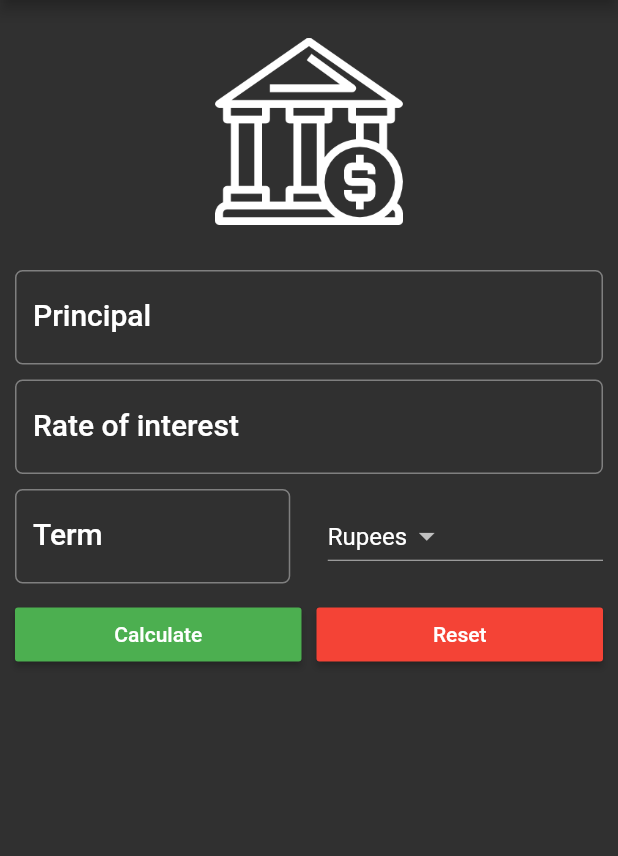
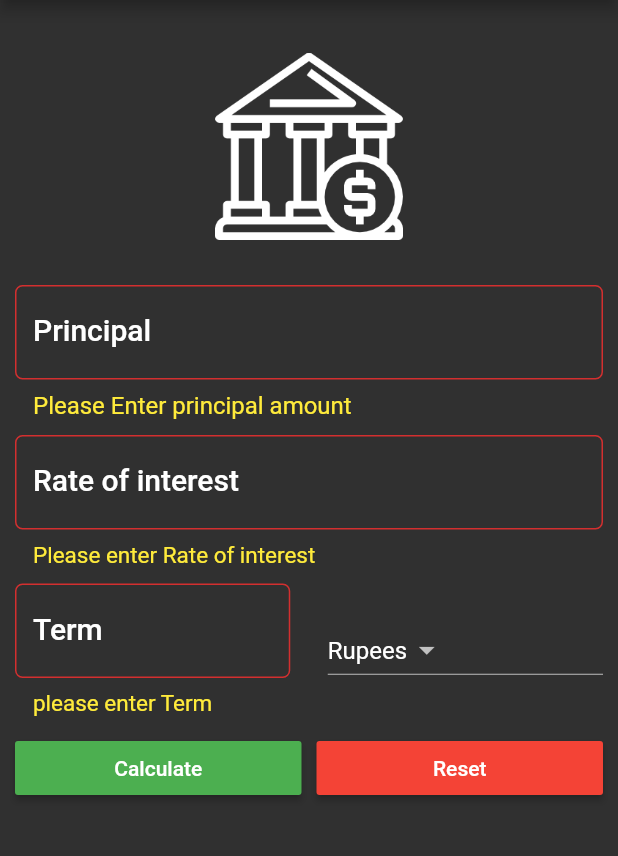
Before and after one commit to tonujewel/Calculator-UI-design---flutter, a Flutter app: the screen it shows after launch, after a tap on "Calculate", on a phone screen of 412 x 824 dp, the part 84-940 px from its top. Run offline on Flutter 3.47's test engine with Material 2 defaults, Android fonts, the phone set to English and light mode, and no system bars.

```diff
--- a/lib/main.dart
+++ b/lib/main.dart
@@ -21,6 +21,7 @@ class SIForm extends StatefulWidget {
 }
 
 class _SIFormState extends State<SIForm> {
+  var _formKey = GlobalKey<FormState>();
   var _currencies = ['Rupees', 'Dollars', 'Pounds'];
   final _minimumPadding = 5.0;
   var _currentItemSelected = 'Rupees';
@@ -38,22 +39,31 @@ class _SIFormState extends State<SIForm> {
       appBar: AppBar(
         title: Text("Simple interest calculator !"),
       ),
-      body: Container(
-        padding: EdgeInsets.only(right: 10.0, left: 10.0),
-        child: Column(
+      body: Form(
+        key: _formKey,
+        child: Padding(
+          padding: EdgeInsets.all(_minimumPadding * 2),
+          child: ListView(
             children: <Widget>[
               getImageAsset(),
               Padding(
                 padding: EdgeInsets.only(
                     top: _minimumPadding, bottom: _minimumPadding),
-              child: TextField(
+                child: TextFormField(
                   keyboardType: TextInputType.number,
                   style: textStyle,
                   controller: principalController,
+                  // ignore: missing_return
+                  validator: (String value) {
+                    if (value.isEmpty) {
+                      return 'Please Enter principal amount';
+                    }
+                  },
                   decoration: InputDecoration(
                       labelText: 'Principal',
                       hintText: "Enter Principal e.g 12000",
                       labelStyle: textStyle,
+                      errorStyle: TextStyle(color: Colors.yellow, fontSize: 16),
                       border: OutlineInputBorder(
                           borderRadius: BorderRadius.circular(5.0))),
                 ),
@@ -61,14 +71,21 @@ class _SIFormState extends State<SIForm> {
               Padding(
                 padding: EdgeInsets.only(
                     top: _minimumPadding, bottom: _minimumPadding),
-              child: TextField(
+                child: TextFormField(
                   keyboardType: TextInputType.number,
                   style: textStyle,
                   controller: roiController,
+                  // ignore: missing_return
+                  validator: (String value) {
+                    if (value.isEmpty) {
+                      return 'Please enter Rate of interest';
+                    }
+                  },
                   decoration: InputDecoration(
                       labelText: 'Rate of interest',
                       hintText: 'In parcent',
                       labelStyle: textStyle,
+                      errorStyle: TextStyle(color: Colors.yellow, fontSize: 15),
                       border: OutlineInputBorder(
                           borderRadius: BorderRadius.circular(5.0))),
                 ),
@@ -79,14 +96,22 @@ class _SIFormState extends State<SIForm> {
                   child: Row(
                     children: <Widget>[
                       Expanded(
-                        child: TextField(
+                          child: TextFormField(
                         keyboardType: TextInputType.number,
                         style: textStyle,
                         controller: termController,
+                        // ignore: missing_return
+                        validator: (String value) {
+                          if (value.isEmpty) {
+                            return 'please enter Term';
+                          }
+                        },
                         decoration: InputDecoration(
                             labelText: 'Term',
                             hintText: 'Time in years',
                             labelStyle: textStyle,
+                            errorStyle:
+                                TextStyle(color: Colors.yellow, fontSize: 15),
                             border: OutlineInputBorder(
                                 borderRadius: BorderRadius.circular(5.0))),
                       )),
@@ -120,9 +145,10 @@ class _SIFormState extends State<SIForm> {
                           child: Text('Calculate'),
                           onPressed: () {
                             setState(() {
+                              if (_formKey.currentState.validate()) {
                                 displayResult = _calculateTotalReturns();
-                          });
-                          // do calculate
+                              }
+                            }); // do calculate
                           },
                         ),
                       ),
@@ -146,10 +172,13 @@ class _SIFormState extends State<SIForm> {
               Padding(
                 padding: EdgeInsets.only(
                     top: _minimumPadding * 2, bottom: _minimumPadding),
-              child: Text(this.displayResult, style: textStyle,
+                child: Text(
+                  this.displayResult,
+                  style: textStyle,
                 ),
               )
             ],
+          ),
         ),
       ),
     );
@@ -186,7 +215,7 @@ class _SIFormState extends State<SIForm> {
     return result;
   }
 
-  void _doReset(){
+  void _doReset() {
     principalController.text = '';
     roiController.text = '';
     termController.text = '';
```
Lines whose indentation alone changed are shown as unchanged.
